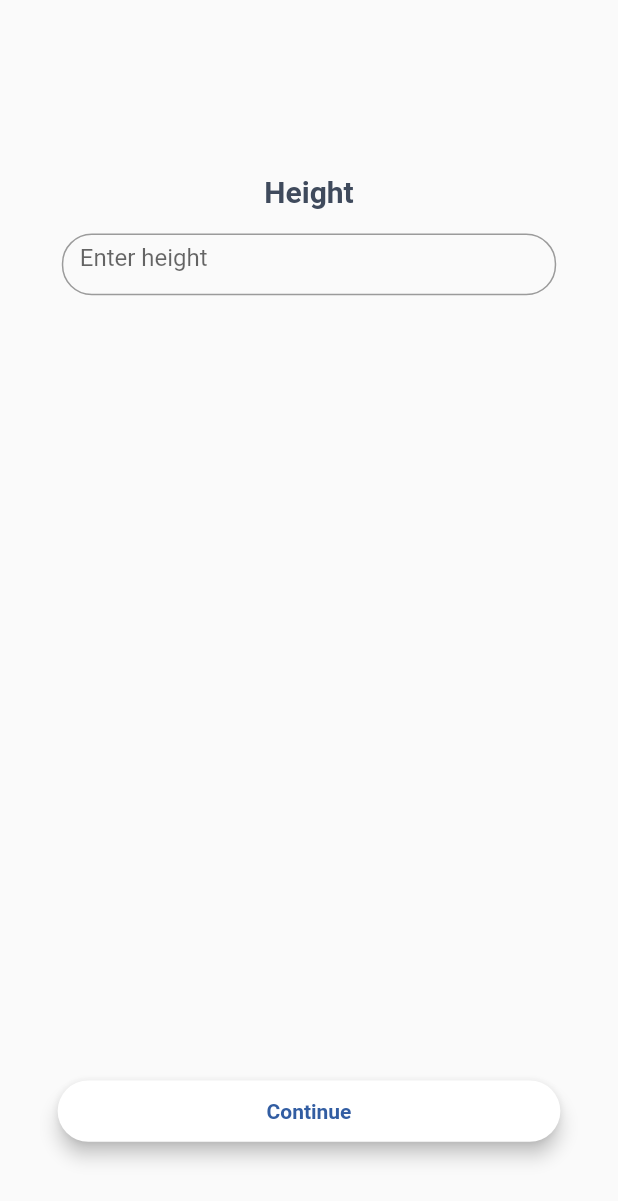
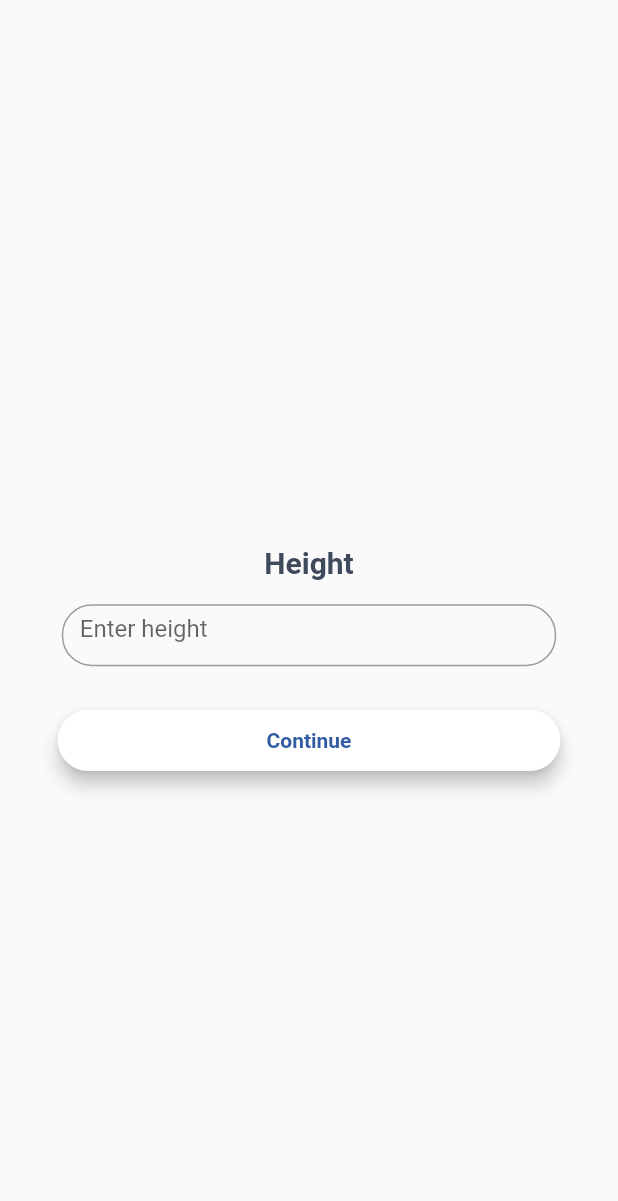
Before and after one commit to abdulmannankh21/injurydoctor, a Flutter app: the SelectWeight screen opened by its route, after a tap on "Continue", on a phone screen of 412 x 824 dp. Shown: the top 1201 px of the screen. Run offline on Flutter 3.47's test engine with Material 2 defaults, Android fonts, the phone set to English and light mode, and no system bars; our stand-ins replace cloud_firestore, firebase_auth, firebase_core, flutter_animation_progress_bar, fluttertoast, get and 2 more; accounts and stored records are empty.

Commit message:
Mannans Update

```diff
--- a/lib/Screens/SelectHeight.dart
+++ b/lib/Screens/SelectHeight.dart
@@ -1,3 +1,5 @@
+import 'package:cloud_firestore/cloud_firestore.dart';
+import 'package:firebase_auth/firebase_auth.dart';
 import 'package:flutter/material.dart';
 import 'package:get/get.dart';
 import 'package:injurydoctor/Screens/Widgets/CustomButton.dart';
@@ -9,7 +11,22 @@ class SelectHeightController extends GetxController {
   var height = 0.0.obs;
 
   void updateHeight() {
-    height.value = double.parse(heightController.text);
+    height.value = double.tryParse(heightController.text) ?? 0;
+  }
+
+  Future<void> saveHeight() async {
+    if (height.value != 0) {
+      try {
+        String uid = FirebaseAuth.instance.currentUser!.uid;
+        await FirebaseFirestore.instance
+            .collection('patients')
+            .doc(uid)
+            .set({'height': height.value}, SetOptions(merge: true));
+        Get.offNamed(RouteNames.gender);
+      } catch (e) {
+        Get.snackbar("Error", "Error saving height");
+      }
+    }
   }
 }
 
@@ -25,6 +42,8 @@ class SelectHeight extends GetView<SelectHeightController> {
         child: Center(
           child: SingleChildScrollView(
             child: Column(
+              mainAxisAlignment: MainAxisAlignment.center,
+              crossAxisAlignment: CrossAxisAlignment.center,
               children: [
                 SizedBox(
                   height: ht * 0.1,
@@ -45,6 +64,7 @@ class SelectHeight extends GetView<SelectHeightController> {
                   child: TextField(
                     controller: controller.heightController,
                     keyboardType: TextInputType.number,
+                    onChanged: (value) => controller.updateHeight(),
                     decoration: InputDecoration(
                       hintText: 'Enter height',
                       border: OutlineInputBorder(
@@ -62,25 +82,16 @@ class SelectHeight extends GetView<SelectHeightController> {
                     ),
                   ),
                 ),
+
                 SizedBox(
-                  height: ht * 0.60,
-                ),
-                GestureDetector(
-                  onTap: () {
-                    controller.updateHeight();
-                    Get.toNamed(RouteNames.gender);
-                  },
-                  child: SizedBox(
-                      height: ht * 0.12,
-                      width: wt * 0.93,
-                      child: CustomButton(
-                        title: 'Continue',
-                        ontap: () {
-                          Get.toNamed(RouteNames.gender);
-                        },
+                    height: ht * 0.12,
+                    width: wt * 0.93,
+                    child: CustomButton(
+                      title: 'Continue',
+                      ontap: controller.saveHeight,
+                      // Disable the button if the height is not valid
 
-                      )),
-                ),
+                    )),
               ],
             ),
           ),
--- a/lib/Screens/SelectWeight.dart
+++ b/lib/Screens/SelectWeight.dart
@@ -1,3 +1,5 @@
+import 'package:cloud_firestore/cloud_firestore.dart';
+import 'package:firebase_auth/firebase_auth.dart';
 import 'package:get/get.dart';
 import 'package:flutter/material.dart';
 import 'package:get/get.dart';
@@ -18,6 +20,8 @@ class SelectWeight extends StatelessWidget {
       body: SafeArea(
         child: Center(
           child: Column(
+            mainAxisAlignment: MainAxisAlignment.center,
+            crossAxisAlignment: CrossAxisAlignment.center,
             children: [
               SizedBox(
                 height: ht * 0.1,
@@ -57,17 +61,13 @@ class SelectWeight extends StatelessWidget {
                   },
                 ),
               ),
-              SizedBox(
-                height: ht * 0.60,
-              ),
+
               SizedBox(
                   height: ht * 0.12,
                   width: wt * 0.93,
                   child: CustomButton(
                     title: 'Continue',
-                    ontap: () {
-                      Get.toNamed(RouteNames.height);
-                    },
+                    ontap: controller.saveWeight,
                   )),
             ],
           ),
@@ -83,4 +83,18 @@ class SelectWeightController extends GetxController {
   void updateWeight(String value) {
     weight.value = value;
   }
+  void saveWeight() async {
+    if (weight.value != 0) {
+      try {
+        String uid = FirebaseAuth.instance.currentUser!.uid;
+        await FirebaseFirestore.instance
+            .collection('patients')
+            .doc(uid)
+            .set({'weight': weight.value}, SetOptions(merge: true));
+        Get.offNamed(RouteNames.height);
+      } catch (e) {
+        Get.snackbar("Error", "Error saving weight");
+      }
+    }
+  }
 }
--- a/lib/main.dart
+++ b/lib/main.dart
@@ -1,3 +1,4 @@
+import 'package:firebase_core/firebase_core.dart';
 import 'package:flutter/material.dart';
 import 'package:get/get_navigation/src/root/get_material_app.dart';
 import 'package:injurydoctor/Screens/Gender.dart';
@@ -17,7 +18,9 @@ import 'Screens/Surve Screens/SurveScreen3.dart';
 import 'Screens/Surve Screens/SurveScreen4.dart';
 import 'Screens/WhatHurtingScreen.dart';
 
-void main() {
+Future<void> main() async {
+  WidgetsFlutterBinding.ensureInitialized();
+  await Firebase.initializeApp();
   runApp(const MyApp());
 }
 
--- a/pubspec.yaml
+++ b/pubspec.yaml
@@ -39,6 +39,8 @@ dependencies:
   http:
   firebase_auth:
   cloud_firestore:
+  firebase_core:
+  fluttertoast: ^8.2.1
   shared_preferences:
   flutter_animation_progress_bar:
   flutter_alarm_clock:
```
Also changed, not shown: lib/Screens/Gender.dart (+29 -14 lines), lib/Screens/SelectAge.dart (+21 -5 lines), lib/SignUp/signup_controller.dart (+19 -11 lines), lib/Signin/login_Controller.dart (+5 -6 lines), pubspec.lock, 3 other files.
